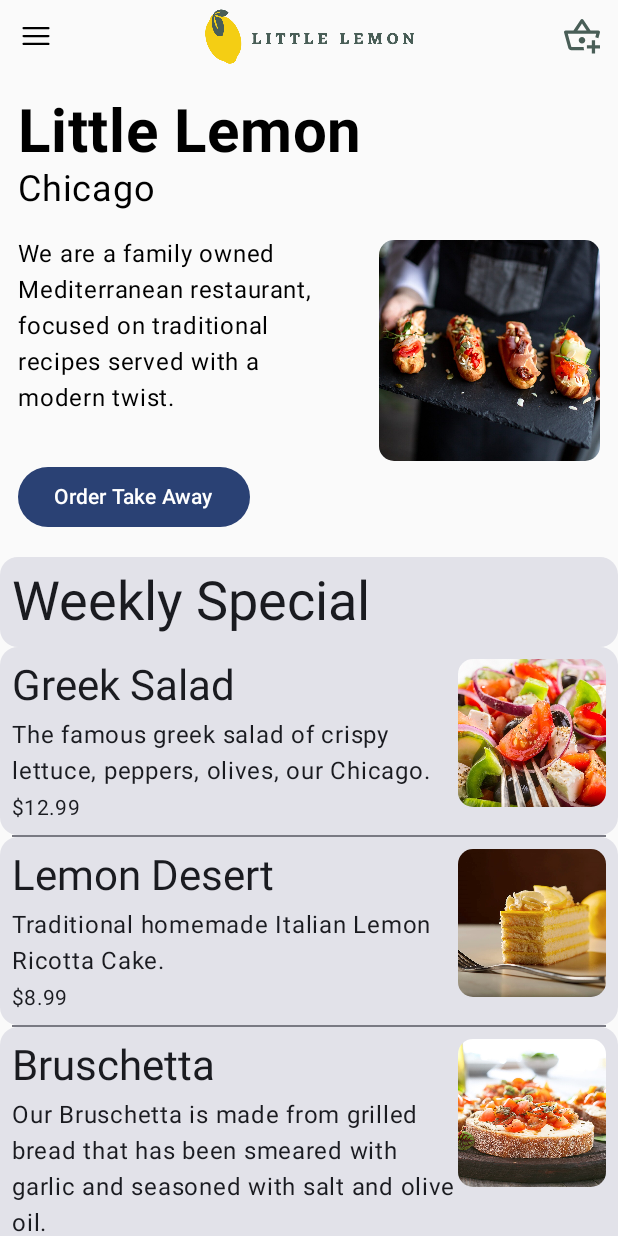
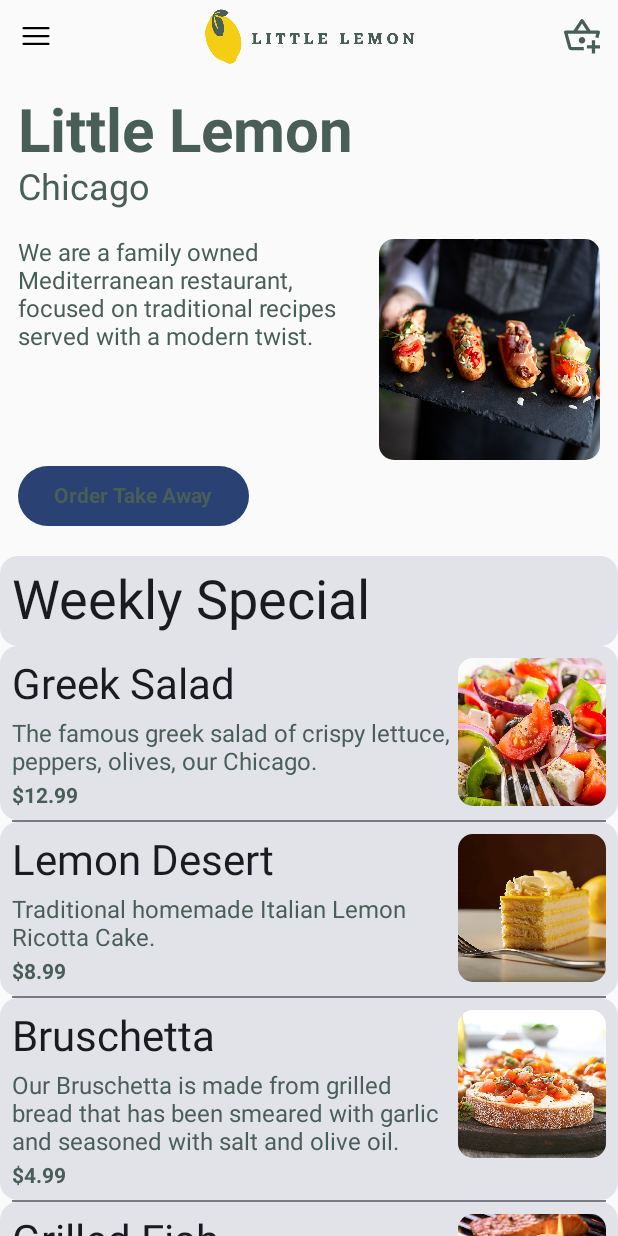
Before and after one commit to belajar-lab/little-lemon-android, an Android app built with Jetpack Compose: the screen it shows after launch (MainActivity), on a phone screen of 412 x 824 dp. Run offline under Robolectric (Android 15) with nearby library versions, the phone set to English and light mode, and no system bars.

Commit message:
Set up the Little Lemon fonts

```diff
--- a/app/src/main/java/com/example/littlelemon/ui/theme/Type.kt
+++ b/app/src/main/java/com/example/littlelemon/ui/theme/Type.kt
@@ -2,33 +2,32 @@ package com.example.littlelemon.ui.theme
 
 import androidx.compose.material3.Typography
 import androidx.compose.ui.text.TextStyle
-import androidx.compose.ui.text.font.FontFamily
 import androidx.compose.ui.text.font.FontWeight
 import androidx.compose.ui.unit.sp
 
-// Set of Material typography styles to start with
 val Typography = Typography(
+    titleLarge = TextStyle(
+        fontWeight = FontWeight.Bold,
+        fontSize = 26.sp,
+        color = LittleLemonColor.charcoal
+    ),
+    titleMedium = TextStyle(
+        fontWeight = FontWeight.Bold,
+        fontSize = 18.sp,
+        color = LittleLemonColor.charcoal
+    ),
     bodyLarge = TextStyle(
-        fontFamily = FontFamily.Default,
         fontWeight = FontWeight.Normal,
         fontSize = 16.sp,
-        lineHeight = 24.sp,
-        letterSpacing = 0.5.sp
+        color = LittleLemonColor.green
+    ),
+    bodyMedium = TextStyle(
+        fontWeight = FontWeight.Bold,
+        fontSize = 14.sp,
+        color = LittleLemonColor.green
+    ),
+    labelLarge = TextStyle(
+        fontWeight = FontWeight.Bold,
+        fontSize = 14.sp,
     )
-    /* Other default text styles to override
-    titleLarge = TextStyle(
-        fontFamily = FontFamily.Default,
-        fontWeight = FontWeight.Normal,
-        fontSize = 22.sp,
-        lineHeight = 28.sp,
-        letterSpacing = 0.sp
-    ),
-    labelSmall = TextStyle(
-        fontFamily = FontFamily.Default,
-        fontWeight = FontWeight.Medium,
-        fontSize = 11.sp,
-        lineHeight = 16.sp,
-        letterSpacing = 0.5.sp
-    )
-    */
 )
```
